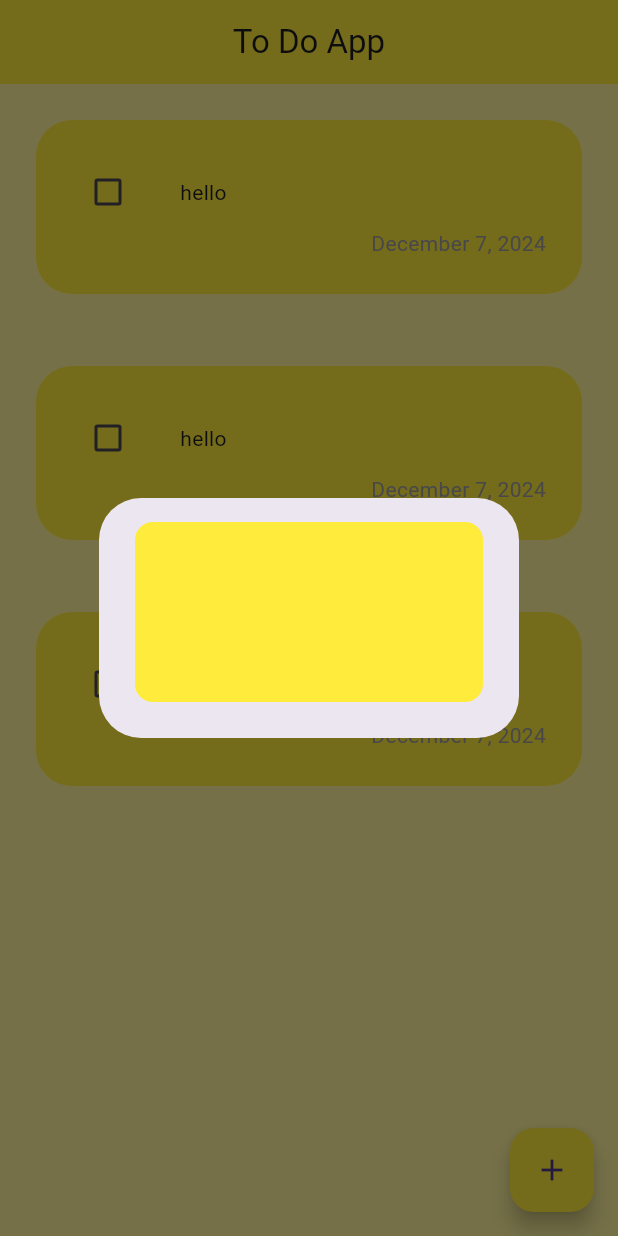
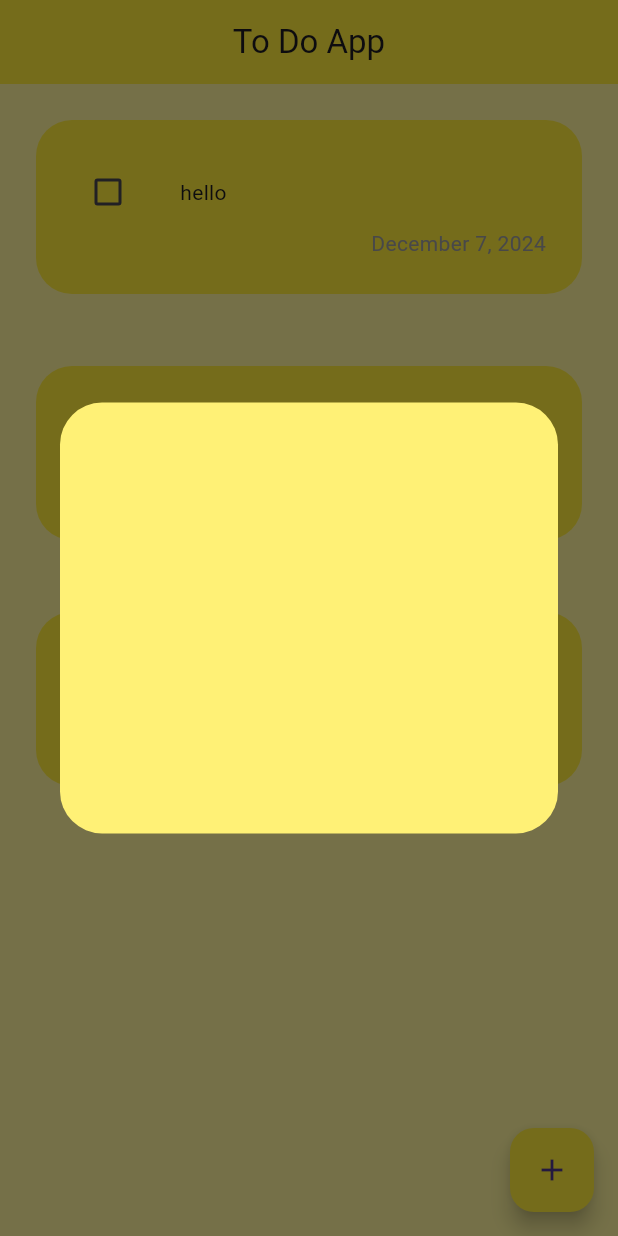
Before and after one commit to Mohamed-Husien/Brainwave_Matrix_Intern, a Flutter app: the screen it shows after launch, after a tap on the "add" icon, on a phone screen of 412 x 824 dp. Run offline on Flutter 3.47's test engine with Material 3 defaults, Android fonts, the phone set to English and light mode, and no system bars; our stand-ins replace bloc, hive, hive_flutter; accounts and stored records are empty.

Commit message:
make dialog be responsive

```diff
--- /dev/null
+++ b/devtools_options.yaml
@@ -0,0 +1,3 @@
+description: This file stores settings for Dart & Flutter DevTools.
+documentation: https://docs.flutter.dev/tools/devtools/extensions#configure-extension-enablement-states
+extensions:
--- a/lib/widgets/custom_dialog_widget.dart
+++ b/lib/widgets/custom_dialog_widget.dart
@@ -5,11 +5,15 @@ class CustomDialogWidget extends StatelessWidget {
 
   @override
   Widget build(BuildContext context) {
+    final screenWidth = MediaQuery.of(context).size.width;
+    final screenHeight = MediaQuery.of(context).size.height;
     return AlertDialog(
+      backgroundColor: Colors.yellow[300],
       content: Container(
-        height: 120,
+        height: screenHeight * 0.3,
+        width: screenWidth * 0.8,
         decoration: BoxDecoration(
-          color: Colors.yellow,
+          color: Colors.yellow[300],
           borderRadius: BorderRadius.circular(12),
         ),
       ),
```
